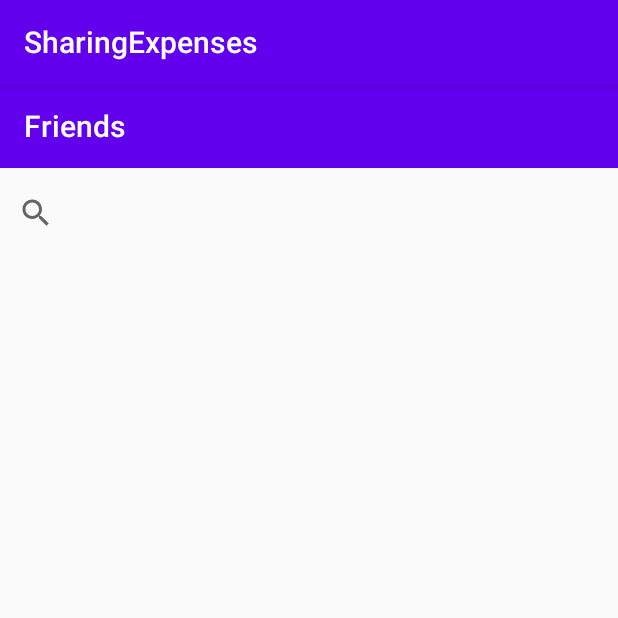
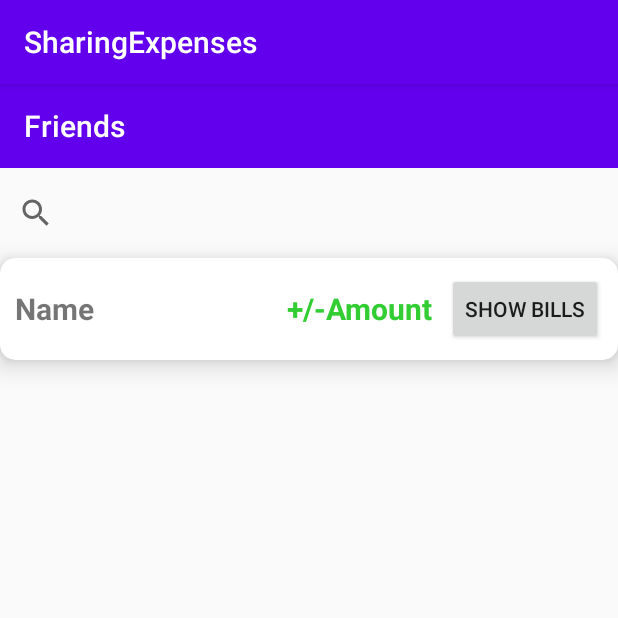
Before and after one commit to S3dany/SharingExpenses, an Android app: the FriendsPageActivity screen opened directly, with no data from a screen before it, on a phone screen of 412 x 824 dp, the top half of it. Run offline under Robolectric (Android 15) with nearby library versions, the phone set to English and light mode, and no system bars.

Commit message:
Added card view that will represent each friend including components: Name, +/-Amount, Show Bills button

```diff
--- a/app/src/main/res/layout/activity_friends_page.xml
+++ b/app/src/main/res/layout/activity_friends_page.xml
@@ -28,5 +28,74 @@
         app:layout_constraintTop_toBottomOf="@+id/toolbar"
         tools:layout_editor_absoluteX="-16dp" />
 
+    <androidx.appcompat.widget.Toolbar
+        android:id="@+id/toolbar"
+        android:layout_width="match_parent"
+        android:layout_height="wrap_content"
+        android:background="?attr/colorPrimary"
+        android:minHeight="?attr/actionBarSize"
+        android:theme="?attr/actionBarTheme"
+        app:layout_constraintTop_toTopOf="parent"
+        tools:layout_editor_absoluteX="1dp"
+        app:title="Friends"
+        app:titleTextAppearance="@style/TextAppearance.AppCompat.Title"/>
+
+    <androidx.cardview.widget.CardView
+        android:id="@+id/cardView"
+        android:layout_width="match_parent"
+        android:layout_height="wrap_content"
+        app:layout_constraintTop_toBottomOf="@+id/searchView3"
+        tools:layout_editor_absoluteX="1dp"
+        app:cardCornerRadius="10dp"
+        app:cardElevation="10dp"
+        android:orientation="vertical">
+        <RelativeLayout
+            android:layout_width="match_parent"
+            android:layout_height="wrap_content"
+            android:layout_marginVertical="10dp"
+            android:layout_gravity="center"
+            android:gravity="center_vertical">
+
+            <TextView
+                android:id="@+id/textView"
+                android:layout_width="wrap_content"
+                android:layout_height="40dp"
+                android:layout_alignParentStart="true"
+                android:layout_alignParentLeft="true"
+                android:layout_centerVertical="true"
+                android:layout_marginStart="10dp"
+                android:layout_marginLeft="10dp"
+                android:gravity="center"
+                android:text="Name"
+                android:textSize="20sp"
+                android:textStyle="bold" />
+
+            <TextView
+                android:id="@+id/textView2"
+                android:layout_width="wrap_content"
+                android:layout_height="40dp"
+                android:layout_marginEnd="10dp"
+                android:layout_marginRight="10dp"
+                android:layout_toStartOf="@+id/button"
+                android:layout_toLeftOf="@+id/button"
+                android:layout_centerVertical="true"
+                android:gravity="center"
+                android:text="+/-Amount"
+                android:textColor="#32CD32"
+                android:textSize="20sp"
+                android:textStyle="bold" />
+
+            <Button
+                android:id="@+id/button"
+                android:layout_width="wrap_content"
+                android:layout_height="wrap_content"
+                android:layout_alignParentEnd="true"
+                android:layout_alignParentRight="true"
+                android:layout_marginEnd="10dp"
+                android:layout_marginRight="10dp"
+                android:layout_centerVertical="true"
+                android:text="Show bills" />
+        </RelativeLayout>
+    </androidx.cardview.widget.CardView>
 
 </androidx.constraintlayout.widget.ConstraintLayout>
```
